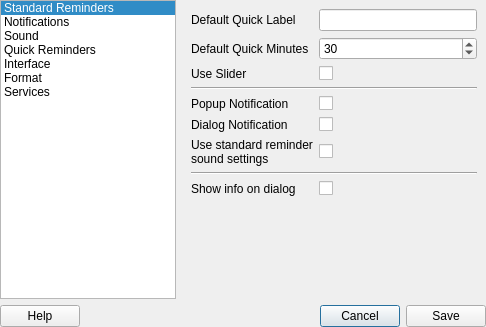
eu21/remindor-qt, file data/ui/PreferencesDialog.ui: the form before one commit.
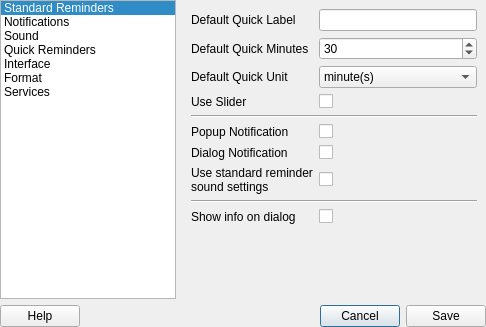
The form after the commit. The open tabs and pages were chosen to show the change. Icons and pictures are not drawn.

Commit message: Added minutes/hours/days to quick reminders.

Diff of the .ui file:
```diff
--- a/data/ui/PreferencesDialog.ui
+++ b/data/ui/PreferencesDialog.ui
@@ -451,7 +451,14 @@
         </widget>
         <widget class="QWidget" name="quick_page">
          <layout class="QGridLayout" name="gridLayout_4">
-          <item row="6" column="0">
+          <item row="6" column="1">
+           <widget class="QCheckBox" name="quick_dialog_check">
+            <property name="text">
+             <string/>
+            </property>
+           </widget>
+          </item>
+          <item row="7" column="0">
            <widget class="QLabel" name="quick_sound_label">
             <property name="text">
              <string>Use standard reminder
@@ -459,7 +466,7 @@
             </property>
            </widget>
           </item>
-          <item row="8" column="0">
+          <item row="9" column="0">
            <widget class="QLabel" name="quick_info_label">
             <property name="text">
              <string>Show info on dialog</string>
@@ -473,7 +480,7 @@
             </property>
            </widget>
           </item>
-          <item row="4" column="0">
+          <item row="5" column="0">
            <widget class="QLabel" name="quick_popup_label">
             <property name="text">
              <string>Popup Notification</string>
@@ -487,14 +494,14 @@
             </property>
            </widget>
           </item>
-          <item row="5" column="0">
+          <item row="6" column="0">
            <widget class="QLabel" name="quick_dialog_label">
             <property name="text">
              <string>Dialog Notification</string>
             </property>
            </widget>
           </item>
-          <item row="9" column="0">
+          <item row="10" column="0">
            <spacer name="verticalspacer4">
             <property name="orientation">
              <enum>Qt::Vertical</enum>
@@ -507,7 +514,7 @@
             </property>
            </spacer>
           </item>
-          <item row="2" column="0">
+          <item row="3" column="0">
            <widget class="QLabel" name="quick_slider">
             <property name="text">
              <string>Use Slider</string>
@@ -517,49 +524,42 @@
           <item row="0" column="1">
            <widget class="QLineEdit" name="quick_label_edit"/>
           </item>
-          <item row="3" column="0" colspan="2">
+          <item row="4" column="0" colspan="2">
            <widget class="Line" name="line2">
             <property name="orientation">
              <enum>Qt::Horizontal</enum>
             </property>
            </widget>
           </item>
-          <item row="7" column="0" colspan="2">
+          <item row="8" column="0" colspan="2">
            <widget class="Line" name="line3">
             <property name="orientation">
              <enum>Qt::Horizontal</enum>
             </property>
            </widget>
           </item>
-          <item row="2" column="1">
+          <item row="3" column="1">
            <widget class="QCheckBox" name="quick_slider_check">
             <property name="text">
              <string/>
             </property>
            </widget>
           </item>
-          <item row="4" column="1">
-           <widget class="QCheckBox" name="quick_popup_check">
-            <property name="text">
-             <string/>
-            </property>
-           </widget>
-          </item>
           <item row="5" column="1">
-           <widget class="QCheckBox" name="quick_dialog_check">
+           <widget class="QCheckBox" name="quick_popup_check">
             <property name="text">
              <string/>
             </property>
            </widget>
           </item>
-          <item row="6" column="1">
+          <item row="7" column="1">
            <widget class="QCheckBox" name="quick_sound_check">
             <property name="text">
              <string/>
             </property>
            </widget>
           </item>
-          <item row="8" column="1">
+          <item row="9" column="1">
            <widget class="QCheckBox" name="quick_info_check">
             <property name="text">
              <string/>
@@ -579,6 +579,32 @@
             </property>
            </widget>
           </item>
+          <item row="2" column="0">
+           <widget class="QLabel" name="quick_unit_label">
+            <property name="text">
+             <string>Default Quick Unit</string>
+            </property>
+           </widget>
+          </item>
+          <item row="2" column="1">
+           <widget class="QComboBox" name="quick_unit_combo">
+            <item>
+             <property name="text">
+              <string>minute(s)</string>
+             </property>
+            </item>
+            <item>
+             <property name="text">
+              <string>hour(s)</string>
+             </property>
+            </item>
+            <item>
+             <property name="text">
+              <string>day(s)</string>
+             </property>
+            </item>
+           </widget>
+          </item>
          </layout>
         </widget>
         <widget class="QWidget" name="interface_page">
```
The commit also changes 4 other files.
